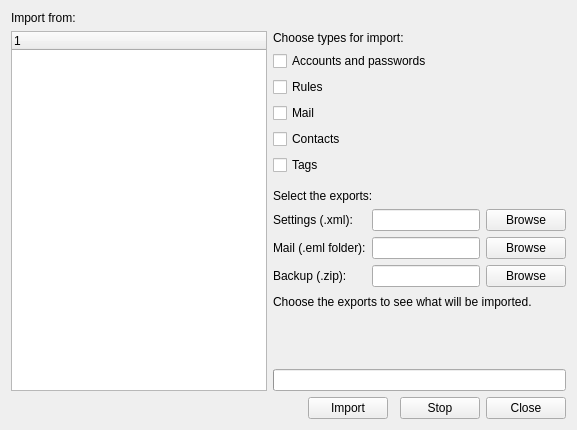
Qt form src/chrono_mail/ui/forms/import.ui (rob-vandenberg/chrono-mail) before a commit.
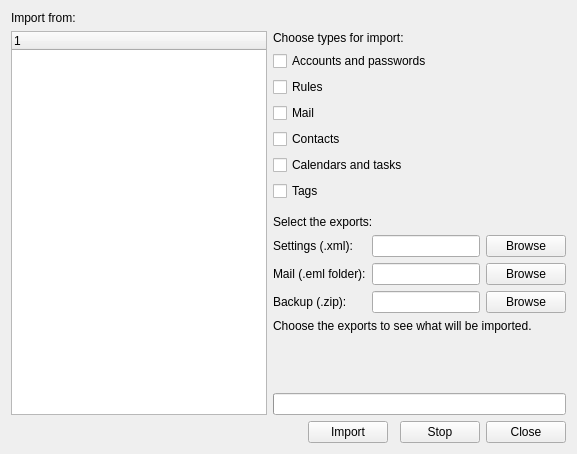
The same form after that commit.

Commit message: The import brings in IMAP and calendar accounts, the include switch, and Local Folders calendars and tasks - UR-01

```diff
--- a/src/chrono_mail/ui/forms/import.ui
+++ b/src/chrono_mail/ui/forms/import.ui
@@ -82,6 +82,13 @@
              </property>
             </widget>
            </item>
+           <item>
+            <widget class="QCheckBox" name="calendars">
+             <property name="text">
+              <string>Calendars and tasks</string>
+             </property>
+            </widget>
+           </item>
            <item>
             <widget class="QCheckBox" name="tags">
              <property name="text">
```
The commit also changes 11 other files.
